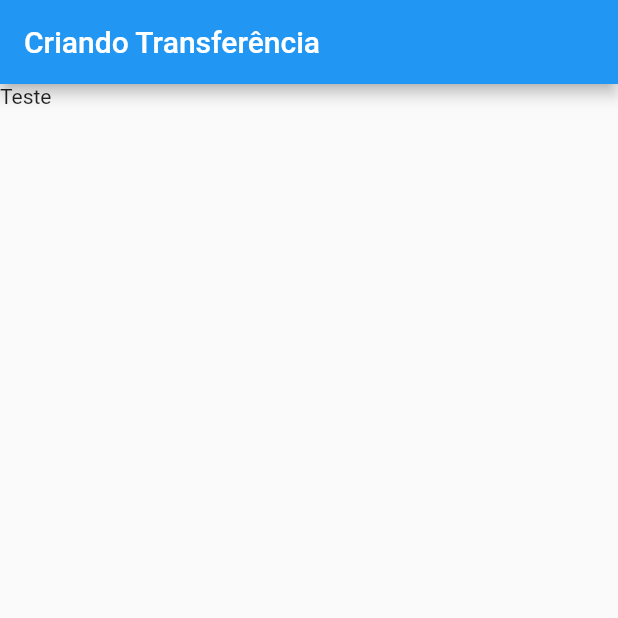
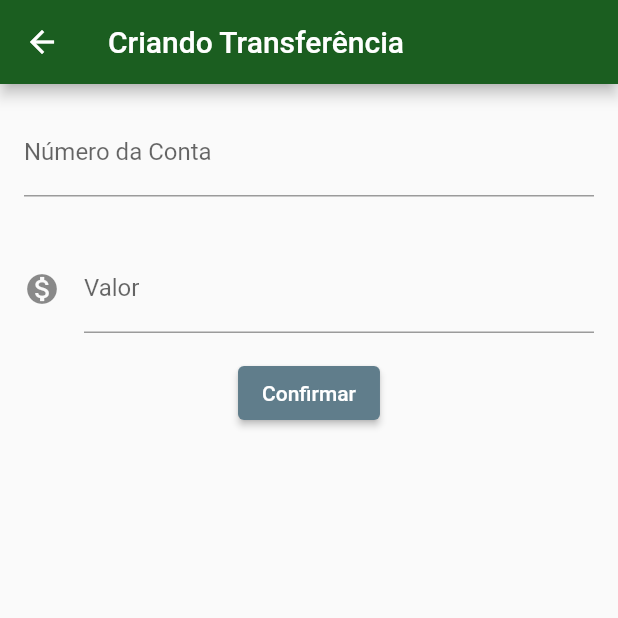
Before and after one commit to luizamazo/flutter-i, a Flutter app: the FormularioTransferencia screen opened directly, on a phone screen of 412 x 824 dp, the top half of it. Run offline on Flutter 3.47's test engine with Material 2 defaults, Android fonts, the phone set to English and light mode, and no system bars.

Commit message:
Bytebank refatorado e finalizado

```diff
--- /dev/null
+++ b/bytebank/lib/components/editor.dart
@@ -0,0 +1,37 @@
+import 'package:flutter/material.dart';
+
+class Editor extends StatelessWidget {
+  final TextEditingController controlador;
+  final String rotulo;
+  final String dica;
+  final IconData icone;
+  //Com o Null Safety, pra dizer que uma variável pode ser null é só por ? -> IconData?
+
+  //Pode colocar param opcional nomeado, envolvendo com {}, mas pra isso os attr não podem ser privados
+  const Editor({
+    this.controlador,
+    this.rotulo,
+    this.dica,
+    this.icone,
+  });
+
+  @override
+  Widget build(BuildContext context) {
+    return Padding(
+      padding: const EdgeInsets.all(16.0),
+      child: TextField(
+        //Pra editar texto no Flutter, sempre vai usar style -> textStyle; Costuma seguir base de 8 em 8
+        //Widget responsável pras bordas: padding etc
+        style: TextStyle(fontSize: 16.0),
+        controller: controlador,
+        decoration: InputDecoration(
+          //if ternario pra tirar o espaço do widget q n possui icone
+          icon: icone != null ? Icon(icone) : null,
+          labelText: rotulo,
+          hintText: dica,
+        ),
+        keyboardType: TextInputType.number,
+      ),
+    );
+  }
+}
--- /dev/null
+++ b/bytebank/lib/models/transferencia.dart
@@ -0,0 +1,11 @@
+class Transferencia {
+  final double valor;
+  final int numeroConta;
+
+  Transferencia(this.valor, this.numeroConta);
+
+  @override
+  String toString() {
+    return 'Transferencia{valor: $valor, numeroConta: $numeroConta}';
+  }
+}
--- /dev/null
+++ b/bytebank/lib/screens/transferencia/formulario.dart
@@ -0,0 +1,73 @@
+import 'package:bytebank/components/editor.dart';
+import 'package:bytebank/models/transferencia.dart';
+import 'package:flutter/material.dart';
+
+const _tituloAppBar = 'Criando Transferência';
+const _dicaCampoValor = '0.00';
+const _dicaCampoNumeroConta = '0000';
+const _rotuloCampoNumeroConta = 'Número da Conta';
+const _rotuloCampoValor = 'Valor';
+const _textoBotaoConfirmar = 'Confirmar';
+
+class FormularioTransferencia extends StatefulWidget {
+  //Textfield só funcionava total corretamente no modo paisagem ao usar o Stateful
+  //Agora, parece que isso foi corrigido, então pode deixar no Stateless mesmo
+  @override
+  State<StatefulWidget> createState() {
+    return FormularioTransferenciaState();
+  }
+}
+
+class FormularioTransferenciaState extends State<FormularioTransferencia> {
+  //Nesse caso, tinha que tá aqui, não usando widget.
+  final TextEditingController _controladorCampoNumeroConta =
+      TextEditingController();
+  final TextEditingController _controladorCampoValor = TextEditingController();
+
+  @override
+  Widget build(BuildContext context) {
+    return Scaffold(
+      appBar: AppBar(title: Text(_tituloAppBar)),
+      //SingleChildScrollView dá comportamento de scroll envolvendo outro widget
+      //Colocado por causa do modo paisagem
+      body: SingleChildScrollView(
+        child: Column(
+          children: [
+            Editor(
+              controlador: _controladorCampoNumeroConta,
+              dica: _dicaCampoNumeroConta,
+              rotulo: _rotuloCampoNumeroConta,
+            ),
+            Editor(
+              controlador: _controladorCampoValor,
+              dica: _dicaCampoValor,
+              icone: Icons.monetization_on,
+              rotulo: _rotuloCampoValor,
+            ),
+            ElevatedButton(
+              onPressed: () => _criaTransferencia(context),
+              child: Text(_textoBotaoConfirmar),
+            )
+          ],
+        ),
+      ),
+    );
+  }
+
+  void _criaTransferencia(BuildContext context) {
+    final int numeroConta = int.tryParse(_controladorCampoNumeroConta.text);
+    final double valor = double.tryParse(_controladorCampoValor.text);
+    if (numeroConta != null && valor != null) {
+      final transferenciaCriada = Transferencia(valor, numeroConta);
+      //se tentar debugPrint('$transferenciaCriada'), vai printar Instance of Transferencia pois é um objeto
+      //pra imprimir, tem que colocar toString()
+      // ScaffoldMessenger.of(context).showSnackBar(
+      //   SnackBar(
+      //     content: Text('$transferenciaCriada'),
+      //   ),
+      // );
+      Navigator.pop(context, transferenciaCriada);
+      //Tira a tela da pilha de telas; como 2ª param pode mandar o valor
+    }
+  }
+}
```
Also changed, not shown: bytebank/lib/main.dart (+12 -53 lines), bytebank/lib/screens/transferencia/lista.dart (added, +96 -0 lines).
